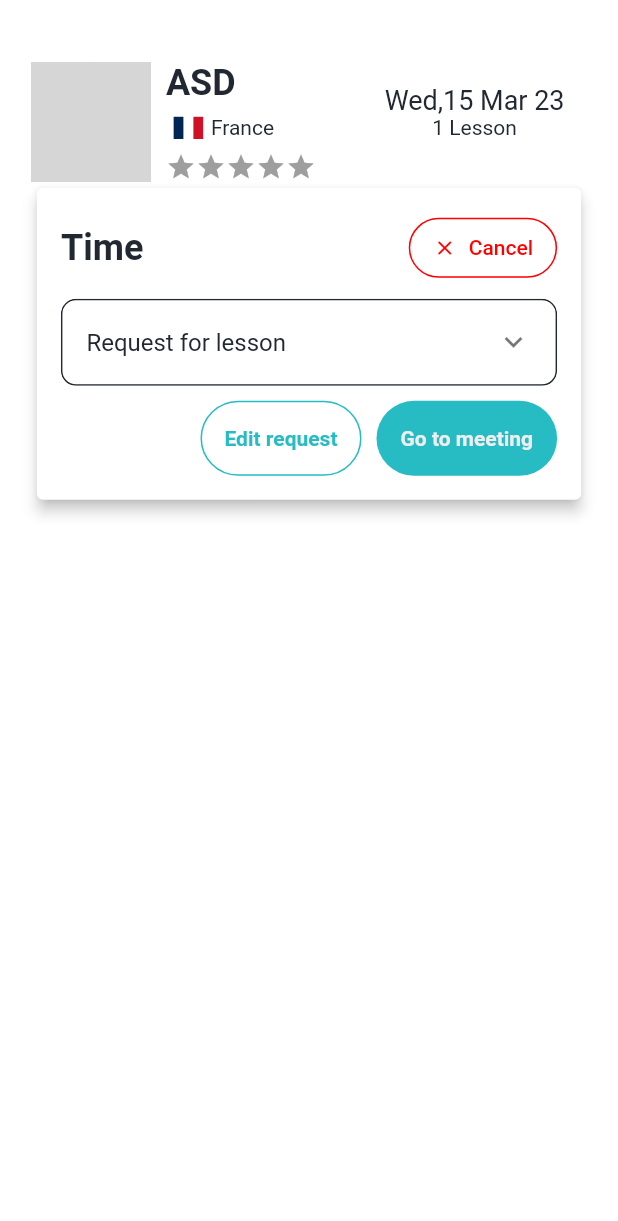
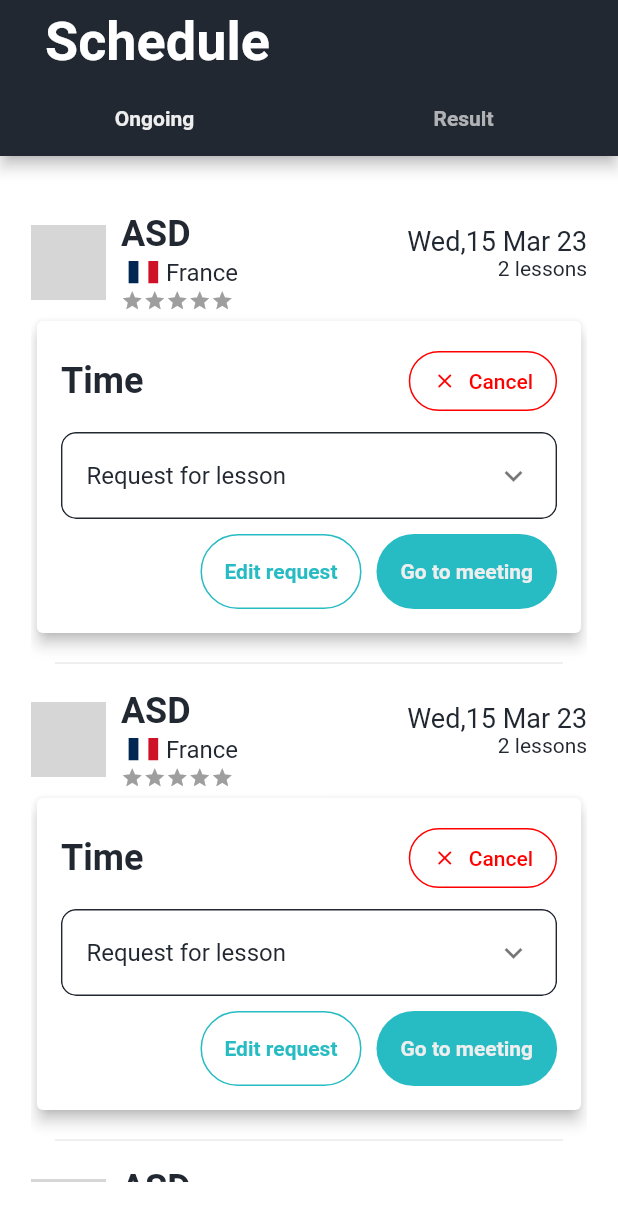
Before and after one commit to xmax2807/online_english, a Flutter app: the ScheduleScreen screen opened directly, on a phone screen of 412 x 824 dp. Shown: the top 1221 px of the screen. Run offline on Flutter 3.47's test engine with Material 2 defaults, Android fonts, the phone set to English and light mode, and no system bars; drawn by our look-alikes of flutter_rating_bar; our stand-ins replace device_preview, flutter_svg, freezed_annotation, get, google_fonts, readmore and 1 more; missing offline and left inert: extended_wrap; project files that could hold a hidden picture were left out; grey boxes are pictures that could not be loaded.

Commit message:
finished all ui implementation
note:
not yet implemented navigation
completed 5% logic and state management

```diff
--- /dev/null
+++ b/lib/screens/schedule_screen/component/lesson_container.dart
@@ -0,0 +1,46 @@
+import 'package:flutter/material.dart';
+import 'package:online_english/utils/extension_methods/datetime_extension_methods.dart';
+
+import '../../../gen/assets.gen.dart';
+import '../../shared_components/teacher_profile_info.dart';
+
+class LessonContainer extends StatelessWidget {
+  final Widget? additionWidget;
+  final String? additionText;
+  const LessonContainer({super.key, this.additionWidget, this.additionText});
+
+  @override
+  Widget build(BuildContext context) {
+    return Column(
+      children: [
+        Row(
+          mainAxisAlignment: MainAxisAlignment.spaceBetween,
+          children: [
+            TeacherProfileWidget(
+              teacherName: "ASD",
+              nationality: "France",
+              svgFlag: Assets.flags.fr,
+              dimension: 50,
+            ),
+            const SizedBox(height: 10),
+            SizedBox(
+              width: 150,
+              height: 50,
+              child: Column(
+                crossAxisAlignment: CrossAxisAlignment.end,
+                children: [
+                  Text(
+                    DateTime.now().toStringFormat(),
+                    style: Theme.of(context).textTheme.headlineSmall,
+                  ),
+                  if (additionText != null) Text(additionText!),
+                ],
+              ),
+            ),
+          ],
+        ),
+        additionWidget!,
+      ],
+    );
+  }
+}
--- /dev/null
+++ b/lib/screens/schedule_screen/on_going_schedule_screen.dart
@@ -0,0 +1,30 @@
+import 'package:flutter/material.dart';
+
+import 'component/lesson_container.dart';
+import 'component/lesson_request_component.dart';
+
+class InProgressScheduleScreen extends StatefulWidget {
+  const InProgressScheduleScreen({super.key});
+
+  @override
+  State<InProgressScheduleScreen> createState() =>
+      _InProgressScheduleScreenState();
+}
+
+class _InProgressScheduleScreenState extends State<InProgressScheduleScreen> {
+  @override
+  Widget build(BuildContext context) {
+    return ListView.separated(
+      itemCount: 5,
+      itemBuilder: (ctx, i) => const LessonContainer(
+        additionWidget: LessonRequestContainer(),
+        additionText: "2 lessons",
+      ),
+      separatorBuilder: (BuildContext context, int index) => const Divider(
+        indent: 16,
+        endIndent: 16,
+        height: 32,
+      ),
+    );
+  }
+}
--- a/lib/screens/schedule_screen/schedule_screen.dart
+++ b/lib/screens/schedule_screen/schedule_screen.dart
@@ -1,9 +1,8 @@
 import 'package:flutter/material.dart';
-import 'package:online_english/screens/schedule_screen/component/lesson_request_component.dart';
-import 'package:online_english/screens/shared_components/teacher_profile_info.dart';
-import 'package:online_english/utils/extension_methods/datetime_extension_methods.dart';
+import 'package:online_english/screens/schedule_screen/on_going_schedule_screen.dart';
 
-import '../../gen/assets.gen.dart';
+import '../../utils/theme/my_theme.dart';
+import 'history_schedule_screen.dart';
 
 class ScheduleScreen extends StatefulWidget {
   const ScheduleScreen({super.key});
@@ -12,48 +11,48 @@ class ScheduleScreen extends StatefulWidget {
   State<ScheduleScreen> createState() => _ScheduleScreenState();
 }
 
-class _ScheduleScreenState extends State<ScheduleScreen> {
+class _ScheduleScreenState extends State<ScheduleScreen>
+    with SingleTickerProviderStateMixin {
+  static const List<Tab> myTabs = <Tab>[
+    Tab(text: 'Ongoing'),
+    Tab(text: 'Result'),
+  ];
+  static const List<Widget> myTabViews = <Widget>[
+    InProgressScheduleScreen(),
+    LessonResultsScreen(),
+  ];
+  late final TabController _tabController;
+
+  @override
+  void initState() {
+    super.initState();
+    _tabController = TabController(length: myTabs.length, vsync: this);
+  }
+
   @override
   Widget build(BuildContext context) {
     return SafeArea(
       child: Scaffold(
+        appBar: AppBar(
+          titleSpacing: 30,
+          title: Text(
+            "Schedule",
+            style: Theme.of(context)
+                .textTheme
+                .headlineLarge!
+                .copyWith(color: MyTheme.colors.onPrimaryColor),
+          ),
+          automaticallyImplyLeading: false,
+          bottom: TabBar(controller: _tabController, tabs: myTabs),
+        ),
         body: Center(
           child: FractionallySizedBox(
-            widthFactor: 0.9,
-            heightFactor: 0.9,
-            child: Column(
-              children: [
-                Column(
-                  children: [
-                    Row(
-                      mainAxisAlignment: MainAxisAlignment.spaceBetween,
-                      children: [
-                        TeacherProfileWidget(
-                            teacherName: "ASD",
-                            nationality: "France",
-                            svgFlag: Assets.flags.fr),
-                        SizedBox(
-                          width: 150,
-                          height: 50,
-                          child: Column(
-                            children: [
-                              Text(
-                                DateTime.now().toStringFormat(),
-                                style:
-                                    Theme.of(context).textTheme.headlineSmall,
-                              ),
-                              const Text("1 Lesson"),
-                            ],
-                          ),
-                        ),
-                      ],
-                    ),
-                    const LessonRequestContainer(),
-                  ],
-                ),
-              ],
-            ),
-          ),
+              widthFactor: 0.9,
+              heightFactor: 0.9,
+              child: TabBarView(
+                controller: _tabController,
+                children: myTabViews,
+              )),
         ),
       ),
     );
--- a/lib/screens/shared_components/teacher_profile_info.dart
+++ b/lib/screens/shared_components/teacher_profile_info.dart
@@ -1,3 +1,5 @@
+import 'dart:math';
+
 import 'package:flutter/material.dart';
 import 'package:flutter_rating_bar/flutter_rating_bar.dart';
 import 'package:flutter_svg/flutter_svg.dart';
@@ -34,10 +36,10 @@ class TeacherProfileWidget extends StatelessWidget {
       ),
       const SizedBox(width: 10),
       SizedBox(
-        height: dimension,
+        height: max(dimension, 70),
         child: Column(
           crossAxisAlignment: CrossAxisAlignment.start,
-          mainAxisAlignment: MainAxisAlignment.spaceBetween,
+          mainAxisAlignment: MainAxisAlignment.spaceEvenly,
           children: [
             Text(
               teacherName,
@@ -55,7 +57,10 @@ class TeacherProfileWidget extends StatelessWidget {
                     fit: BoxFit.contain,
                   ),
                 ),
-                Text(nationality),
+                Text(
+                  nationality,
+                  style: const TextStyle(fontSize: 16),
+                ),
               ],
             ),
             RatingBarIndicator(
@@ -65,7 +70,7 @@ class TeacherProfileWidget extends StatelessWidget {
                 color: Colors.amber,
               ),
               itemCount: 5,
-              itemSize: 20.0,
+              itemSize: 15,
               direction: Axis.horizontal,
             ),
           ],
--- a/lib/utils/theme/my_theme.dart
+++ b/lib/utils/theme/my_theme.dart
@@ -24,6 +24,7 @@ class MyTheme {
   static ButtonStyle outlineButtonStyle = MyButtonTheme.outlineButtonStyle;
   static ButtonStyle iconButtonStyle = MyButtonTheme.iconButtonStyle;
   static ButtonStyle tagButtonStyle = MyButtonTheme.tagButtonStyle;
+  static ButtonStyle textOnlyStyle = MyButtonTheme.textOnlyStyle;
 
   static TextStyle linkTextSyle = TextStyle(
       color: colors.secondaryColor, decoration: TextDecoration.underline);
--- a/lib/utils/theme/widgeTheme/buttonTheme.dart
+++ b/lib/utils/theme/widgeTheme/buttonTheme.dart
@@ -37,4 +37,10 @@ class MyButtonTheme {
     backgroundColor: const Color(0xFFD7D7D7),
     foregroundColor: colors.primaryColor,
   ).merge(baseButtonStyle);
+
+  static final ButtonStyle textOnlyStyle = ButtonStyle(
+          foregroundColor: MaterialStatePropertyAll(colors.primaryColor),
+          backgroundColor: const MaterialStatePropertyAll(Colors.transparent),
+          overlayColor: const MaterialStatePropertyAll(Colors.transparent))
+      .merge(tagButtonStyle);
 }
```
Also changed, not shown: lib/data/model/tutor_lesson_review/rating_data.dart (added, +12 -0 lines), lib/data/model/tutor_lesson_review/tutor_lesson_review.dart (added, +36 -0 lines), lib/screens/schedule_screen/component/lesson_result.dart (added, +98 -0 lines), lib/screens/schedule_screen/component/lesson_tutor_review.dart (added, +48 -0 lines), lib/screens/schedule_screen/history_schedule_screen.dart (added, +26 -0 lines), lib/data/model/tutor_lesson_review/rating_data.freezed.dart (added), lib/data/model/tutor_lesson_review/rating_data.g.dart (added), lib/data/model/tutor_lesson_review/tutor_lesson_review.freezed.dart (added), lib/data/model/tutor_lesson_review/tutor_lesson_review.g.dart (added).
